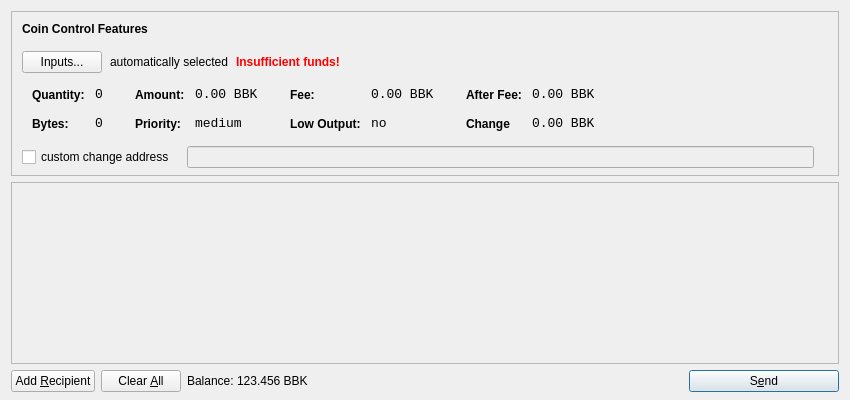
BitBlocksProject/Bitblocks-beta, file src/qt/forms/sendcoinsdialog.ui: the form before one commit.
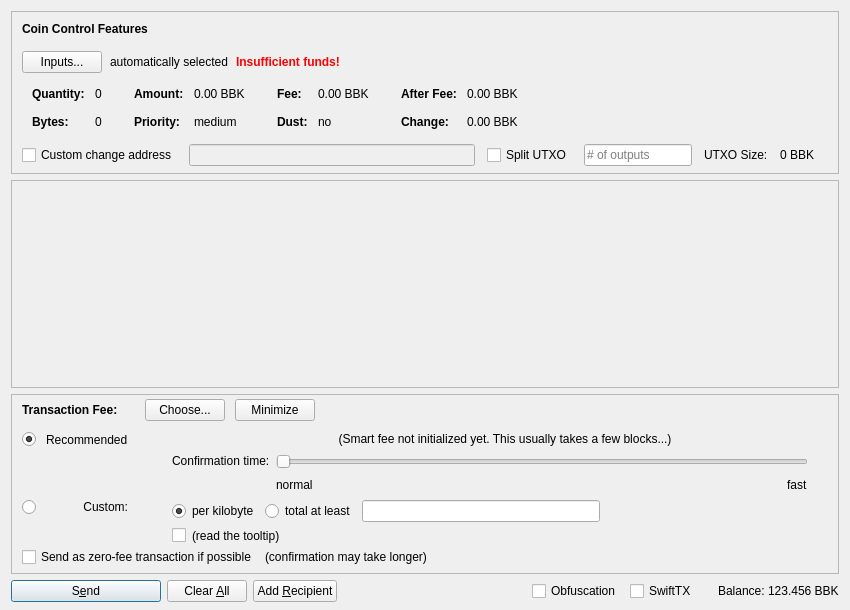
The form after the commit. Icons and pictures are not drawn. Custom widgets are drawn as their Qt base class.

Commit message: BitBlocks masternodes

What changed in the file:
```diff
--- a/src/qt/forms/sendcoinsdialog.ui
+++ b/src/qt/forms/sendcoinsdialog.ui
@@ -7,13 +7,13 @@
     <x>0</x>
     <y>0</y>
     <width>850</width>
-    <height>400</height>
+    <height>610</height>
    </rect>
   </property>
   <property name="windowTitle">
    <string>Send Coins</string>
   </property>
-  <layout class="QVBoxLayout" name="verticalLayout" stretch="0,1,0">
+  <layout class="QVBoxLayout" name="verticalLayout" stretch="0,1,0,0">
    <property name="bottomMargin">
     <number>8</number>
    </property>
@@ -39,7 +39,7 @@
      </property>
      <layout class="QVBoxLayout" name="verticalLayoutCoinControl2">
       <property name="spacing">
-       <number>-1</number>
+       <number>0</number>
       </property>
       <property name="leftMargin">
        <number>0</number>
@@ -206,8 +206,11 @@
                </property>
                <item row="0" column="0">
                 <widget class="QLabel" name="labelCoinControlQuantityText">
-                 <property name="styleSheet">
-                  <string notr="true">font-weight:bold;</string>
+                 <property name="font">
+                  <font>
+                   <weight>75</weight>
+                   <bold>true</bold>
+                  </font>
                  </property>
                  <property name="text">
                   <string>Quantity:</string>
@@ -219,12 +222,6 @@
                </item>
                <item row="0" column="1">
                 <widget class="QLabel" name="labelCoinControlQuantity">
-                 <property name="font">
-                  <font>
-                   <family>Monospace</family>
-                   <pointsize>10</pointsize>
-                  </font>
-                 </property>
                  <property name="cursor">
                   <cursorShape>IBeamCursor</cursorShape>
                  </property>
@@ -244,8 +241,11 @@
                </item>
                <item row="1" column="0">
                 <widget class="QLabel" name="labelCoinControlBytesText">
-                 <property name="styleSheet">
-                  <string notr="true">font-weight:bold;</string>
+                 <property name="font">
+                  <font>
+                   <weight>75</weight>
+                   <bold>true</bold>
+                  </font>
                  </property>
                  <property name="text">
                   <string>Bytes:</string>
@@ -254,12 +254,6 @@
                </item>
                <item row="1" column="1">
                 <widget class="QLabel" name="labelCoinControlBytes">
-                 <property name="font">
-                  <font>
-                   <family>Monospace</family>
-                   <pointsize>10</pointsize>
-                  </font>
-                 </property>
                  <property name="cursor">
                   <cursorShape>IBeamCursor</cursorShape>
                  </property>
@@ -295,8 +289,11 @@
                </property>
                <item row="0" column="0">
                 <widget class="QLabel" name="labelCoinControlAmountText">
-                 <property name="styleSheet">
-                  <string notr="true">font-weight:bold;</string>
+                 <property name="font">
+                  <font>
+                   <weight>75</weight>
+                   <bold>true</bold>
+                  </font>
                  </property>
                  <property name="text">
                   <string>Amount:</string>
@@ -308,12 +305,6 @@
                </item>
                <item row="0" column="1">
                 <widget class="QLabel" name="labelCoinControlAmount">
-                 <property name="font">
-                  <font>
-                   <family>Monospace</family>
-                   <pointsize>10</pointsize>
-                  </font>
-                 </property>
                  <property name="cursor">
                   <cursorShape>IBeamCursor</cursorShape>
                  </property>
@@ -330,8 +321,11 @@
                </item>
                <item row="1" column="0">
                 <widget class="QLabel" name="labelCoinControlPriorityText">
-                 <property name="styleSheet">
-                  <string notr="true">font-weight:bold;</string>
+                 <property name="font">
+                  <font>
+                   <weight>75</weight>
+                   <bold>true</bold>
+                  </font>
                  </property>
                  <property name="text">
                   <string>Priority:</string>
@@ -340,12 +334,6 @@
                </item>
                <item row="1" column="1">
                 <widget class="QLabel" name="labelCoinControlPriority">
-                 <property name="font">
-                  <font>
-                   <family>Monospace</family>
-                   <pointsize>10</pointsize>
-                  </font>
-                 </property>
                  <property name="cursor">
                   <cursorShape>IBeamCursor</cursorShape>
                  </property>
@@ -381,8 +369,11 @@
                </property>
                <item row="0" column="0">
                 <widget class="QLabel" name="labelCoinControlFeeText">
-                 <property name="styleSheet">
-                  <string notr="true">font-weight:bold;</string>
+                 <property name="font">
+                  <font>
+                   <weight>75</weight>
+                   <bold>true</bold>
+                  </font>
                  </property>
                  <property name="text">
                   <string>Fee:</string>
@@ -394,12 +385,6 @@
                </item>
                <item row="0" column="1">
                 <widget class="QLabel" name="labelCoinControlFee">
-                 <property name="font">
-                  <font>
-                   <family>Monospace</family>
-                   <pointsize>10</pointsize>
-                  </font>
-                 </property>
                  <property name="cursor">
                   <cursorShape>IBeamCursor</cursorShape>
                  </property>
@@ -416,22 +401,19 @@
                </item>
                <item row="1" column="0">
                 <widget class="QLabel" name="labelCoinControlLowOutputText">
-                 <property name="styleSheet">
-                  <string notr="true">font-weight:bold;</string>
+                 <property name="font">
+                  <font>
+                   <weight>75</weight>
+                   <bold>true</bold>
+                  </font>
                  </property>
                  <property name="text">
-                  <string>Low Output:</string>
+                  <string>Dust:</string>
                  </property>
                 </widget>
                </item>
                <item row="1" column="1">
                 <widget class="QLabel" name="labelCoinControlLowOutput">
-                 <property name="font">
-                  <font>
-                   <family>Monospace</family>
-                   <pointsize>10</pointsize>
-                  </font>
-                 </property>
                  <property name="cursor">
                   <cursorShape>IBeamCursor</cursorShape>
                  </property>
@@ -467,8 +449,11 @@
                </property>
                <item row="0" column="0">
                 <widget class="QLabel" name="labelCoinControlAfterFeeText">
-                 <property name="styleSheet">
-                  <string notr="true">font-weight:bold;</string>
+                 <property name="font">
+                  <font>
+                   <weight>75</weight>
+                   <bold>true</bold>
+                  </font>
                  </property>
                  <property name="text">
                   <string>After Fee:</string>
@@ -480,12 +465,6 @@
                </item>
                <item row="0" column="1">
                 <widget class="QLabel" name="labelCoinControlAfterFee">
-                 <property name="font">
-                  <font>
-                   <family>Monospace</family>
-                   <pointsize>10</pointsize>
-                  </font>
-                 </property>
                  <property name="cursor">
                   <cursorShape>IBeamCursor</cursorShape>
                  </property>
@@ -502,22 +481,19 @@
                </item>
                <item row="1" column="0">
                 <widget class="QLabel" name="labelCoinControlChangeText">
-                 <property name="styleSheet">
-                  <string notr="true">font-weight:bold;</string>
+                 <property name="font">
+                  <font>
+                   <weight>75</weight>
+                   <bold>true</bold>
+                  </font>
                  </property>
                  <property name="text">
-                  <string>Change</string>
+                  <string>Change:</string>
                  </property>
                 </widget>
                </item>
                <item row="1" column="1">
                 <widget class="QLabel" name="labelCoinControlChange">
-                 <property name="font">
-                  <font>
-                   <family>Monospace</family>
-                   <pointsize>10</pointsize>
-                  </font>
-                 </property>
                  <property name="cursor">
                   <cursorShape>IBeamCursor</cursorShape>
                  </property>
@@ -540,7 +516,7 @@
          </widget>
         </item>
         <item>
-         <layout class="QHBoxLayout" name="horizontalLayoutCoinControl4" stretch="0,0,0">
+         <layout class="QHBoxLayout" name="horizontalLayoutCoinControl4" stretch="0,0,0,0,0,0,0">
           <property name="spacing">
            <number>12</number>
           </property>
@@ -556,7 +532,7 @@
           <item>
            <widget class="QCheckBox" name="checkBoxCoinControlChange">
             <property name="text">
-             <string>custom change address</string>
+             <string>Custom change address</string>
             </property>
            </widget>
           </item>
@@ -573,6 +549,40 @@
             </property>
            </widget>
           </item>
+          <item>
+           <widget class="QCheckBox" name="splitBlockCheckBox">
+            <property name="text">
+             <string>Split UTXO</string>
+            </property>
+           </widget>
+          </item>
+          <item>
+           <widget class="QLineEdit" name="splitBlockLineEdit">
+            <property name="sizePolicy">
+             <sizepolicy hsizetype="Fixed" vsizetype="Fixed">
+              <horstretch>50</horstretch>
+              <verstretch>0</verstretch>
+             </sizepolicy>
+            </property>
+            <property name="placeholderText">
+             <string># of outputs</string>
+            </property>
+           </widget>
+          </item>
+          <item>
+           <widget class="QLabel" name="labelBlockSizeText">
+            <property name="text">
+             <string>UTXO Size:</string>
+            </property>
+           </widget>
+          </item>
+          <item>
+           <widget class="QLabel" name="labelBlockSize">
+            <property name="text">
+             <string>0 BBK</string>
+            </property>
+           </widget>
+          </item>
           <item>
            <widget class="QLabel" name="labelCoinControlChangeLabel">
             <property name="sizePolicy">
@@ -626,11 +636,20 @@
         <x>0</x>
         <y>0</y>
         <width>830</width>
-        <height>165</height>
+        <height>95</height>
        </rect>
       </property>
-      <layout class="QVBoxLayout" name="verticalLayout_2">
-       <property name="margin">
+      <layout class="QVBoxLayout" name="verticalLayout_2" stretch="0,1">
+       <property name="leftMargin">
+        <number>0</number>
+       </property>
+       <property name="topMargin">
+        <number>0</number>
+       </property>
+       <property name="rightMargin">
+        <number>0</number>
+       </property>
+       <property name="bottomMargin">
         <number>0</number>
        </property>
        <item>
@@ -657,15 +676,628 @@
      </widget>
     </widget>
    </item>
+   <item>
+    <widget class="QFrame" name="frameFee">
+     <property name="sizePolicy">
+      <sizepolicy hsizetype="Expanding" vsizetype="Expanding">
+       <horstretch>0</horstretch>
+       <verstretch>0</verstretch>
+      </sizepolicy>
+     </property>
+     <property name="maximumSize">
+      <size>
+       <width>16777215</width>
+       <height>16777215</height>
+      </size>
+     </property>
+     <property name="frameShape">
+      <enum>QFrame::StyledPanel</enum>
+     </property>
+     <property name="frameShadow">
+      <enum>QFrame::Sunken</enum>
+     </property>
+     <layout class="QVBoxLayout" name="verticalLayoutFee1">
+      <property name="spacing">
+       <number>0</number>
+      </property>
+      <property name="leftMargin">
+       <number>0</number>
+      </property>
+      <property name="topMargin">
+       <number>0</number>
+      </property>
+      <property name="rightMargin">
+       <number>0</number>
+      </property>
+      <property name="bottomMargin">
+       <number>0</number>
+      </property>
+      <item>
+       <layout class="QVBoxLayout" name="verticalLayoutFee2" stretch="0,0,0">
+        <property name="spacing">
+         <number>0</number>
+        </property>
+        <property name="leftMargin">
+         <number>10</number>
+        </property>
+        <property name="topMargin">
+         <number>0</number>
+        </property>
+        <item>
+         <layout class="QHBoxLayout" name="horizontalLayoutFee1">
+          <property name="bottomMargin">
+           <number>0</number>
+          </property>
+          <item>
+           <layout class="QVBoxLayout" name="verticalLayoutFee7">
+            <property name="spacing">
+             <number>0</number>
+            </property>
+            <item>
+             <spacer name="verticalSpacerSmartFee">
+              <property name="orientation">
+               <enum>Qt::Vertical</enum>
+              </property>
+              <property name="sizeType">
+               <enum>QSizePolicy::Fixed</enum>
+              </property>
+              <property name="sizeHint" stdset="0">
+               <size>
+                <width>1</width>
+                <height>4</height>
+               </size>
+              </property>
+             </spacer>
+            </item>
+            <item>
+             <layout class="QHBoxLayout" name="horizontalLayoutSmartFee">
+              <property name="spacing">
+               <number>10</number>
+              </property>
+              <item>
+               <widget class="QLabel" name="labelFeeHeadline">
+                <property name="sizePolicy">
+                 <sizepolicy hsizetype="Preferred" vsizetype="Maximum">
+                  <horstretch>0</horstretch>
+                  <verstretch>0</verstretch>
+                 </sizepolicy>
+                </property>
+                <property name="font">
+                 <font>
+                  <weight>75</weight>
+                  <bold>true</bold>
+                 </font>
+                </property>
+                <property name="styleSheet">
+                 <string notr="true">font-weight:bold;</string>
+                </property>
+                <property name="text">
+                 <string>Transaction Fee:</string>
+                </property>
+               </widget>
+              </item>
+              <item>
+               <widget class="QLabel" name="labelFeeMinimized">
+                <property name="text">
+                 <string/>
+                </property>
+               </widget>
+              </item>
+              <item>
+               <widget class="QPushButton" name="buttonChooseFee">
+                <property name="text">
+                 <string>Choose...</string>
+                </property>
+               </widget>
+              </item>
+              <item>
+               <widget class="QPushButton" name="buttonMinimizeFee">
+                <property name="toolTip">
+                 <string>collapse fee-settings</string>
+                </property>
+                <property name="text">
+                 <string>Minimize</string>
+                </property>
+               </widget>
+              </item>
+             </layout>
+            </item>
+            <item>
+             <spacer name="verticalSpacer_5">
+              <property name="orientation">
+               <enum>Qt::Vertical</enum>
+              </property>
+              <property name="sizeHint" stdset="0">
+               <size>
+                <width>1</width>
+                <height>1</height>
+               </size>
+              </property>
+             </spacer>
+            </item>
+           </layout>
+          </item>
+          <item>
+           <spacer name="horizontalSpacer_4">
+            <property name="orientation">
+             <enum>Qt::Horizontal</enum>
+            </property>
+            <property name="sizeHint" stdset="0">
+             <size>
+              <width>40</width>
+              <height>20</height>
+             </size>
+            </property>
+           </spacer>
+          </item>
+         </layout>
+        </item>
+        <item>
+         <widget class="QFrame" name="frameFeeSelection">
+          <layout class="QVBoxLayout" name="verticalLayoutFee12">
+           <property name="spacing">
+            <number>0</number>
+           </property>
+           <property name="leftMargin">
+            <number>0</number>
+           </property>
+           <property name="topMargin">
+            <number>0</number>
+           </property>
+           <property name="rightMargin">
+            <number>0</number>
+           </property>
+           <property name="bottomMargin">
+            <number>0</number>
+           </property>
+           <item>
+            <layout class="QGridLayout" name="gridLayoutFee">
+             <property name="topMargin">
+              <number>10</number>
+             </property>
+             <property name="bottomMargin">
+              <number>4</number>
+             </property>
+             <property name="horizontalSpacing">
+              <number>10</number>
+             </property>
+             <property name="verticalSpacing">
+              <number>4</number>
+             </property>
+             <item row="2" column="4">
+              <layout class="QVBoxLayout" name="verticalLayoutFee8">
+               <property name="spacing">
+                <number>6</number>
+               </property>
+               <item>
+                <layout class="QHBoxLayout" name="horizontalLayoutFee13">
+                 <item>
+                  <widget class="QRadioButton" name="radioCustomPerKilobyte">
+                   <property name="toolTip">
+                    <string>If the custom fee is set to 1000 uBBKs and the transaction is only 250 bytes, then &quot;per kilobyte&quot; only pays 250 uBBKs in fee,&lt;br /&gt;while &quot;at least&quot; pays 1000 uBBKs. For transactions bigger than a kilobyte both pay by kilobyte.</string>
+                   </property>
+                   <property name="text">
+                    <string>per kilobyte</string>
+                   </property>
+                   <property name="checked">
+                    <bool>true</bool>
+                   </property>
+                   <attribute name="buttonGroup">
+                    <string notr="true">groupCustomFee</string>
+                   </attribute>
+                  </widget>
+                 </item>
+                 <item>
+                  <widget class="QRadioButton" name="radioCustomAtLeast">
+                   <property name="toolTip">
+                    <string>If the custom fee is set to 1000 uBBKs and the transaction is only 250 bytes, then &quot;per kilobyte&quot; only pays 250 uBBKs in fee,&lt;br /&gt;while &quot;total at least&quot; pays 1000 uBBKs. For transactions bigger than a kilobyte both pay by kilobyte.</string>
+                   </property>
+                   <property name="text">
+                    <string>total at least</string>
+                   </property>
+                   <attribute name="buttonGroup">
+                    <string notr="true">groupCustomFee</string>
+                   </attribute>
+                  </widget>
+                 </item>
+                 <item>
+                  <widget class="BitcoinAmountField" name="customFee"/>
+                 </item>
+                 <item>
+                  <spacer name="horizontalSpacer_6">
+                   <property name="orientation">
+                    <enum>Qt::Horizontal</enum>
+                   </property>
+                   <property name="sizeHint" stdset="0">
+                    <size>
+                     <width>1</width>
+                     <height>1</height>
+                    </size>
+                   </property>
+                  </spacer>
+                 </item>
+                </layout>
+               </item>
+               <item>
+                <layout class="QHBoxLayout" name="horizontalLayoutFee8">
+                 <item>
+                  <widget class="QCheckBox" name="checkBoxMinimumFee">
+                   <property name="toolTip">
+                    <string>Paying only the minimum fee is just fine as long as there is less transaction volume than space in the blocks.&lt;br /&gt;But be aware that this can end up in a never confirming transaction once there is more demand for BitBlocks transactions than the network can process.</string>
+                   </property>
+                   <property name="text">
+                    <string/>
+                   </property>
+                  </widget>
+                 </item>
+                 <item>
+                  <widget class="QLabel" name="labelMinFeeWarning">
+                   <property name="enabled">
+                    <bool>true</bool>
+                   </property>
+                   <property name="toolTip">
+                    <string>Paying only the minimum fee is just fine as long as there is less transaction volume than space in the blocks.&lt;br /&gt;But be aware that this can end up in a never confirming transaction once there is more demand for BitBlocks transactions than the network can process.</string>
+                   </property>
+                   <property name="text">
+                    <string>(read the tooltip)</string>
+                   </property>
+                   <property name="margin">
+                    <number>5</number>
+                   </property>
+                  </widget>
+                 </item>
+                 <item>
+                  <spacer name="horizontalSpacer_2">
+                   <property name="orientation">
+                    <enum>Qt::Horizontal</enum>
+                   </property>
+                   <property name="sizeHint" stdset="0">
+                    <size>
+                     <width>1</width>
+                     <height>1</height>
+                    </size>
+                   </property>
+                  </spacer>
+                 </item>
+                </layout>
+               </item>
+              </layout>
+             </item>
+             <item row="1" column="0">
+              <layout class="QVBoxLayout" name="verticalLayoutFee4" stretch="1">
+               <item>
+                <spacer name="verticalSpacer_2">
+                 <property name="orientation">
+                  <enum>Qt::Vertical</enum>
+                 </property>
+                 <property name="sizeHint" stdset="0">
+                  <size>
+                   <width>1</width>
+                   <height>1</height>
+                  </size>
+                 </property>
+                </spacer>
+               </item>
+              </layout>
+             </item>
+             <item row="2" column="0">
+              <layout class="QVBoxLayout" name="verticalLayoutFee9" stretch="0,1">
+               <item>
+                <widget class="QRadioButton" name="radioCustomFee">
+                 <property name="text">
+                  <string/>
+                 </property>
+                 <attribute name="buttonGroup">
+                  <string notr="true">groupFee</string>
+                 </attribute>
+                </widget>
+               </item>
+               <item>
+                <spacer name="verticalSpacer_6">
+                 <property name="orientation">
+                  <enum>Qt::Vertical</enum>
+                 </property>
+                 <property name="sizeHint" stdset="0">
+                  <size>
+                   <width>1</width>
+                   <height>1</height>
+                  </size>
+                 </property>
+                </spacer>
+               </item>
+              </layout>
+             </item>
+             <item row="1" column="4">
+              <layout class="QVBoxLayout" name="verticalLayoutFee3" stretch="0,0,1">
+               <property name="spacing">
+                <number>6</number>
+               </property>
+               <property name="topMargin">
+                <number>2</number>
+               </property>
+               <item>
+                <layout class="QHBoxLayout" name="horizontalLayoutFee12">
+                 <item>
+                  <spacer name="horizontalSpacer_5">
+                   <property name="orientation">
+                    <enum>Qt::Horizontal</enum>
+                   </property>
+                   <property name="sizeHint" stdset="0">
+                    <size>
+                     <width>1</width>
+                     <height>1</height>
+                    </size>
+                   </property>
+                  </spacer>
+                 </item>
+                </layout>
+               </item>
+               <item>
+                <layout class="QHBoxLayout" name="horizontalLayoutFee9">
+                 <item>
+                  <layout class="QVBoxLayout" name="verticalLayoutFee6">
+                   <item>
+                    <widget class="QLabel" name="labelSmartFee3">
+                     <property name="text">
+                      <string>Confirmation time:</string>
+                     </property>
+                     <property name="margin">
+                      <number>2</number>
+                     </property>
+                    </widget>
+                   </item>
+                   <item>
+                    <spacer name="verticalSpacer_3">
+                     <property name="orientation">
+                      <enum>Qt::Vertical</enum>
+                     </property>
+                     <property name="sizeHint" stdset="0">
+                      <size>
+                       <width>1</width>
+                       <height>1</height>
+                      </size>
+                     </property>
+                    </spacer>
+                   </item>
+                  </layout>
+                 </item>
+                 <item>
+                  <layout class="QVBoxLayout" name="verticalLayoutFee5">
+                   <property name="rightMargin">
+                    <number>30</number>
+                   </property>
+                   <item>
+                    <widget class="QSlider" name="sliderSmartFee">
+                     <property name="minimum">
+                      <number>0</number>
+                     </property>
+                     <property name="maximum">
+                      <number>24</number>
+                     </property>
+                     <property name="pageStep">
+                      <number>1</number>
+                     </property>
+                     <property name="value">
+                      <number>0</number>
+                     </property>
+                     <property name="orientation">
+                      <enum>Qt::Horizontal</enum>
+                     </property>
+                     <property name="invertedAppearance">
+                      <bool>false</bool>
+                     </property>
+                     <property name="invertedControls">
+                      <bool>false</bool>
+                     </property>
+                     <property name="tickPosition">
+                      <enum>QSlider::NoTicks</enum>
+                     </property>
+                    </widget>
+                   </item>
+                   <item>
+                    <layout class="QHBoxLayout" name="horizontalLayoutFee10">
+                     <item>
+                      <widget class="QLabel" name="labelSmartFeeNormal">
+                       <property name="text">
+                        <string>normal</string>
+                       </property>
+                      </widget>
+                     </item>
+                     <item>
+                      <spacer name="horizontalSpacer_3">
+                       <property name="orientation">
+                        <enum>Qt::Horizontal</enum>
+                       </property>
+                       <property name="sizeHint" stdset="0">
+                        <size>
+                         <width>40</width>
+                         <height>20</height>
+                        </size>
+                       </property>
+                      </spacer>
+                     </item>
+                     <item>
+                      <widget class="QLabel" name="labelSmartFeeFast">
+                       <property name="text">
+                        <string>fast</string>
+                       </property>
+                      </widget>
+                     </item>
+                    </layout>
+                   </item>
+                  </layout>
+                 </item>
+                </layout>
+               </item>
+               <item>
+                <spacer name="verticalSpacer_4">
+                 <property name="orientation">
+                  <enum>Qt::Vertical</enum>
+                 </property>
+                 <property name="sizeHint" stdset="0">
+                  <size>
+                   <width>1</width>
+                   <height>1</height>
+                  </size>
+                 </property>
+                </spacer>
+               </item>
+              </layout>
+             </item>
+             <item row="0" column="1">
+              <widget class="QLabel" name="labelSmartFee_2">
+               <property name="text">
+                <string>Recommended</string>
+               </property>
+              </widget>
+             </item>
+             <item row="0" column="0">
+              <widget class="QRadioButton" name="radioSmartFee">
+               <property name="text">
+                <string/>
+               </property>
+               <property name="checked">
+                <bool>true</bool>
+               </property>
+               <attribute name="buttonGroup">
+                <string notr="true">groupFee</string>
+               </attribute>
+              </widget>
+             </item>
+             <item row="2" column="1">
+              <widget class="QLabel" name="labelCustomFee">
+               <property name="text">
+                <string>Custom:</string>
+               </property>
+               <property name="alignment">
+                <set>Qt::AlignRight|Qt::AlignTop|Qt::AlignTrailing</set>
+               </property>
+              </widget>
+             </item>
+             <item row="0" column="2">
+              <widget class="QLabel" name="labelSmartFee">
+               <property name="text">
+                <string/>
+               </property>
+               <property name="margin">
+                <number>2</number>
+               </property>
+              </widget>
+             </item>
+             <item row="0" column="3">
+              <widget class="QLabel" name="labelFeeEstimation">
+               <property name="text">
+                <string/>
+               </property>
+              </widget>
+             </item>
+             <item row="0" column="4">
+              <widget class="QLabel" name="labelSmartFee2">
+               <property name="text">
+                <string>(Smart fee not initialized yet. This usually takes a few blocks...)</string>
+               </property>
+               <property name="alignment">
+                <set>Qt::AlignHCenter</set>
+               </property>
+               <property name="wordWrap">
+                <bool>true</bool>
+               </property>
+               <property name="margin">
+                <number>2</number>
+               </property>
+              </widget>
+             </item>
+            </layout>
+           </item>
+           <item>
+            <layout class="QHBoxLayout" name="horizontalLayoutFee5" stretch="0,0,0">
+             <property name="spacing">
+              <number>8</number>
+             </property>
+             <property name="bottomMargin">
+              <number>4</number>
+             </property>
+             <item>
+              <widget class="QCheckBox" name="checkBoxFreeTx">
+               <property name="text">
+                <string>Send as zero-fee transaction if possible</string>
+               </property>
+              </widget>
+             </item>
+             <item>
+              <widget class="QLabel" name="labelFreeTx">
+               <property name="text">
+                <string>(confirmation may take longer)</string>
+               </property>
+               <property name="margin">
+                <number>5</number>
+               </property>
+              </widget>
+             </item>
+             <item>
+              <spacer name="horizontalSpacerFee5">
+               <property name="orientation">
+                <enum>Qt::Horizontal</enum>
+               </property>
+               <property name="sizeHint" stdset="0">
+                <size>
+                 <width>1</width>
+                 <height>1</height>
+                </size>
+               </property>
+              </spacer>
+             </item>
+            </layout>
+           </item>
+           <item>
+            <spacer name="verticalSpacerFee2">
+             <property name="orientation">
+              <enum>Qt::Vertical</enum>
+             </property>
+             <property name="sizeHint" stdset="0">
+              <size>
+               <width>1</width>
+               <height>1</height>
+              </size>
+             </property>
+            </spacer>
+           </item>
+          </layout>
+         </widget>
+        </item>
+        <item>
+         <spacer name="verticalSpacerFee">
+          <property name="orientation">
+           <enum>Qt::Vertical</enum>
+          </property>
+          <property name="sizeHint" stdset="0">
+           <size>
+            <width>800</width>
+            <height>1</height>
+           </size>
+          </property>
+         </spacer>
+        </item>
+       </layout>
+      </item>
+     </layout>
+    </widget>
+   </item>
    <item>
     <layout class="QHBoxLayout" name="horizontalLayout">
      <item>
-      <widget class="QPushButton" name="addButton">
+      <widget class="QPushButton" name="sendButton">
+       <property name="minimumSize">
+        <size>
+         <width>150</width>
+         <height>0</height>
+        </size>
+       </property>
        <property name="toolTip">
         <string>Send to multiple recipients at once</string>
        </property>
        <property name="text">
-        <string>Add &amp;Recipient</string>
+        <string>S&amp;end</string>
        </property>
        <property name="icon">
         <iconset resource="../bitcoin.qrc">
@@ -674,6 +1306,9 @@
        <property name="autoDefault">
         <bool>false</bool>
        </property>
+       <property name="default">
+        <bool>true</bool>
+       </property>
       </widget>
      </item>
      <item>
@@ -697,24 +1332,77 @@
        <property name="autoRepeatDelay">
         <number>300</number>
        </property>
+      </widget>
+     </item>
+     <item>
+      <widget class="QPushButton" name="addButton">
+       <property name="toolTip">
+        <string>Send to multiple recipients at once</string>
+       </property>
+       <property name="text">
+        <string>Add &amp;Recipient</string>
+       </property>
+       <property name="icon">
+        <iconset resource="../bitblocks.qrc">
+         <normaloff>:/icons/add</normaloff>:/icons/add</iconset>
+       </property>
        <property name="autoDefault">
         <bool>false</bool>
        </property>
       </widget>
      </item>
+     <item>
+      <spacer name="horizontalSpacer">
+       <property name="orientation">
+        <enum>Qt::Horizontal</enum>
+       </property>
+       <property name="sizeHint" stdset="0">
+        <size>
+         <width>40</width>
+         <height>20</height>
+        </size>
+       </property>
+      </spacer>
+     </item>
      <item>
       <layout class="QHBoxLayout" name="horizontalLayout_2">
        <property name="spacing">
         <number>3</number>
        </property>
+       <item>
+        <widget class="QCheckBox" name="checkUseObfuscation">
+         <property name="minimumSize">
+          <size>
+           <width>95</width>
+           <height>0</height>
+          </size>
+         </property>
+         <property name="text">
+          <string>Obfuscation</string>
+         </property>
+         <property name="checked">
+          <bool>false</bool>
+         </property>
+        </widget>
+       </item>
+       <item>
+        <widget class="QCheckBox" name="checkSwiftTX">
+         <property name="enabled">
+          <bool>true</bool>
+         </property>
+         <property name="minimumSize">
+          <size>
+           <width>85</width>
+           <height>0</height>
+          </size>
+         </property>
+         <property name="text">
+          <string>SwiftTX</string>
+         </property>
+        </widget>
+       </item>
        <item>
         <widget class="QLabel" name="label">
-         <property name="sizePolicy">
-          <sizepolicy hsizetype="Preferred" vsizetype="Fixed">
-           <horstretch>0</horstretch>
-           <verstretch>0</verstretch>
-          </sizepolicy>
-         </property>
          <property name="text">
           <string>Balance:</string>
          </property>
@@ -741,46 +1429,23 @@
        </item>
       </layout>
      </item>
-     <item>
-      <spacer name="horizontalSpacer">
-       <property name="orientation">
-        <enum>Qt::Horizontal</enum>
-       </property>
-       <property name="sizeHint" stdset="0">
-        <size>
-         <width>40</width>
-         <height>20</height>
-        </size>
-       </property>
-      </spacer>
-     </item>
-     <item>
-      <widget class="QPushButton" name="sendButton">
-       <property name="minimumSize">
-        <size>
-         <width>150</width>
-         <height>0</height>
-        </size>
-       </property>
-       <property name="toolTip">
-        <string>Confirm the send action</string>
-       </property>
-       <property name="text">
-        <string>S&amp;end</string>
-       </property>
-       <property name="icon">
-        <iconset resource="../bitcoin.qrc">
-         <normaloff>:/icons/send</normaloff>:/icons/send</iconset>
-       </property>
-       <property name="default">
-        <bool>true</bool>
-       </property>
-      </widget>
-     </item>
     </layout>
    </item>
   </layout>
  </widget>
+ <customwidgets>
+  <customwidget>
+   <class>QValidatedLineEdit</class>
+   <extends>QLineEdit</extends>
+   <header>qvalidatedlineedit.h</header>
+  </customwidget>
+  <customwidget>
+   <class>BitcoinAmountField</class>
+   <extends>QLineEdit</extends>
+   <header>bitcoinamountfield.h</header>
+   <container>1</container>
+  </customwidget>
+ </customwidgets>
  <resources>
   <include location="../bitcoin.qrc"/>
  </resources>
```
Left out of the diff: 53 changed lines with no effect on the pictures. The commit also changes 1378 other files.
